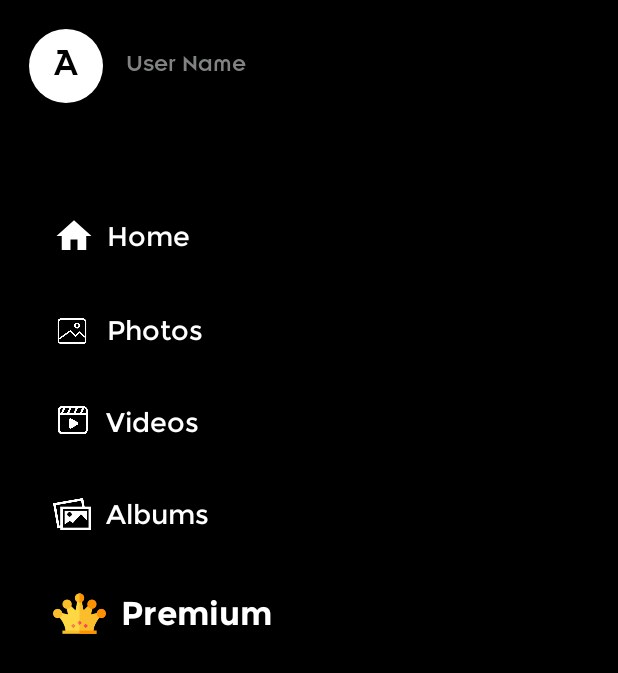
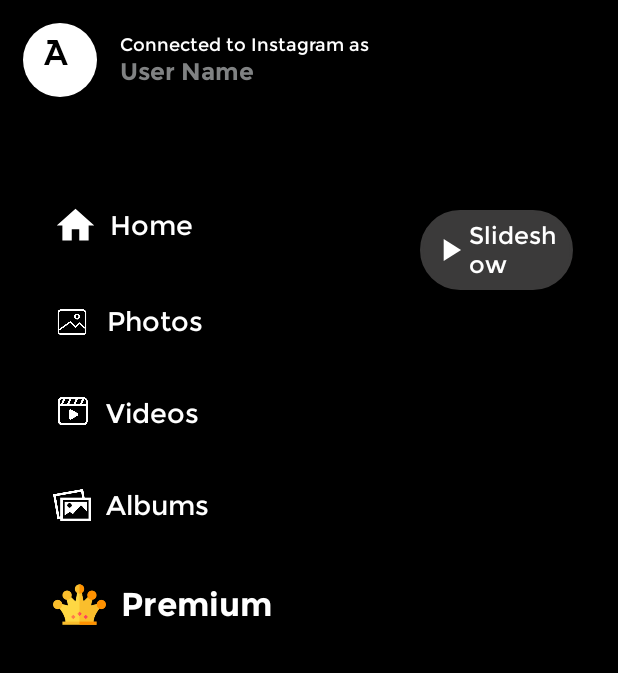
Before and after one commit to Asim-altitude/Xmooth, an Android app: the layout activity_main.xml on its own in the app's theme, with its tools: preview values and no code run, on a phone screen of 412 x 824 dp. Shown: the top 673 px of the screen. Run offline under Robolectric (Android 15) with nearby library versions, the phone set to English and light mode, and no system bars.

Commit message:
UI Revamp Side Menu DONE Premium Restrictions DONE Slideshow DONE INAPP Tested

```diff
--- a/app/build.gradle
+++ b/app/build.gradle
@@ -8,8 +8,8 @@ android {
         applicationId "com.smilieideas.xmooth"
         minSdkVersion 21
         targetSdkVersion 34
-        versionCode 5
-        versionName "1.4"
+        versionCode 6
+        versionName "1.5"
         testInstrumentationRunner "androidx.test.runner.AndroidJUnitRunner"
     }
     buildTypes {
--- a/app/src/main/AndroidManifest.xml
+++ b/app/src/main/AndroidManifest.xml
@@ -36,6 +36,7 @@
         <activity android:name="com.smilieideas.xmooth.VideoScreen" android:screenOrientation="landscape"></activity>
         <activity android:name="com.smilieideas.xmooth.ImageViewScreen" android:screenOrientation="landscape" />
         <activity android:name="com.smilieideas.xmooth.MainActivity"
+            android:screenOrientation="landscape"
             android:exported="false">
 
         </activity>
--- a/app/src/main/res/layout/activity_main.xml
+++ b/app/src/main/res/layout/activity_main.xml
@@ -15,7 +15,7 @@
         >
 
         <ScrollView
-            android:layout_width="250dp"
+            android:layout_width="260dp"
             android:layout_height="match_parent"
             android:gravity="center"
             >
@@ -33,7 +33,7 @@
                     android:layout_height="wrap_content"
                     android:orientation="horizontal"
                     android:gravity="center_vertical"
-                    android:padding="4dp"
+
                     android:id="@+id/profile_view"
                     android:background="@drawable/menu_item_selector"
                     >
@@ -54,8 +54,8 @@
 
                         <com.smilieideas.xmooth.views.CustomTextView
                             android:id="@+id/initial_text"
-                            android:layout_width="60dp"
-                            android:layout_height="60dp"
+                            android:layout_width="55dp"
+                            android:layout_height="55dp"
                             android:focusable="false"
                             android:text="A"
                             android:gravity="center"
@@ -75,6 +75,19 @@
                         android:orientation="vertical"
                         >
                         <com.smilieideas.xmooth.views.CustomTextView
+                            android:id="@+id/email_text"
+                            android:layout_width="wrap_content"
+                            android:layout_height="wrap_content"
+                            android:focusable="false"
+                            android:text="Connected to Instagram as"
+                            android:textAllCaps="false"
+                            android:textColor="@color/white"
+                            android:textSize="12sp"
+                            android:visibility="visible"
+                            android:layout_marginLeft="10dp"
+                            app:custom_font="Montserrat_Regular.ttf"></com.smilieideas.xmooth.views.CustomTextView>
+
+                        <com.smilieideas.xmooth.views.CustomTextView
                             android:id="@+id/name_text"
                             android:layout_width="wrap_content"
                             android:layout_height="wrap_content"
@@ -85,20 +98,8 @@
                             android:textSize="16sp"
                             android:textStyle="bold"
                             android:layout_marginLeft="10dp"
-                            app:custom_font="insignia_roman.ttf"></com.smilieideas.xmooth.views.CustomTextView>
+                            app:custom_font="Montserrat_Bold.ttf"></com.smilieideas.xmooth.views.CustomTextView>
 
-                        <com.smilieideas.xmooth.views.CustomTextView
-                            android:id="@+id/email_text"
-                            android:layout_width="wrap_content"
-                            android:layout_height="wrap_content"
-                            android:focusable="false"
-                            android:text="User Name"
-                            android:textAllCaps="false"
-                            android:textColor="@color/grey"
-                            android:textSize="14sp"
-                            android:visibility="gone"
-                            android:layout_marginLeft="10dp"
-                            app:custom_font="Montserrat_Regular.ttf"></com.smilieideas.xmooth.views.CustomTextView>
 
                     </LinearLayout>
 
@@ -176,8 +177,8 @@
 
                     >
                     <ImageView
-                        android:layout_width="28dp"
-                        android:layout_height="28dp"
+                        android:layout_width="30dp"
+                        android:layout_height="30dp"
                         android:src="@drawable/baseline_home_24"
                         app:tint="@color/white"
                         android:focusable="false"
@@ -350,10 +351,17 @@
 
               >
 
+              <androidx.recyclerview.widget.RecyclerView
+                android:layout_width="match_parent"
+                android:layout_height="120dp"
+                android:id="@+id/videoList"
+                android:visibility="visible"
+                />
+
               <RelativeLayout
                   android:layout_width="match_parent"
                   android:layout_height="wrap_content"
-                  android:visibility="gone"
+                  android:visibility="visible"
                   >
 
                   <LinearLayout
@@ -377,6 +385,7 @@
                           android:nextFocusDown="@id/itemGridList"
                           android:orientation="horizontal"
                           android:layout_marginRight="10dp"
+                          android:visibility="gone"
                           android:padding="10dp">
 
                           <ImageView
@@ -402,12 +411,12 @@
                           android:layout_height="wrap_content"
                           android:background="@drawable/nav_item_selector"
                           android:gravity="center_vertical"
-                          android:nextFocusLeft="@id/refrshLay"
-                          android:nextFocusRight="@id/designLay"
+                          android:nextFocusLeft="@id/home_btn"
+                          android:nextFocusRight="@id/home_btn"
                           android:nextFocusDown="@id/itemGridList"
                           android:orientation="horizontal"
                           android:layout_marginRight="10dp"
-                          android:padding="10dp">
+                          android:padding="7dp">
 
                           <ImageView
                               android:layout_width="25dp"
@@ -436,6 +445,7 @@
                           android:nextFocusLeft="@id/slideshowLay"
                           android:nextFocusDown="@id/itemGridList"
                           android:orientation="horizontal"
+                          android:visibility="gone"
                           android:padding="10dp">
 
                           <ImageView
@@ -465,13 +475,6 @@
 
 
               <androidx.recyclerview.widget.RecyclerView
-                android:layout_width="match_parent"
-                android:layout_height="120dp"
-                android:id="@+id/videoList"
-                android:visibility="visible"
-                />
-
-            <androidx.recyclerview.widget.RecyclerView
                 android:layout_width="match_parent"
                 android:layout_height="match_parent"
                 android:id="@+id/itemGridList"
--- a/app/src/main/res/layout/activity_slide_show_screen.xml
+++ b/app/src/main/res/layout/activity_slide_show_screen.xml
@@ -14,7 +14,7 @@
       android:layout_height="match_parent"
       android:id="@+id/bg"
       android:scaleType="centerCrop"
-      android:visibility="visible"
+      android:visibility="gone"
       />
 
   <View
```
Also changed, not shown: app/src/main/java/com/smilieideas/xmooth/MainActivity.java (+31 -3 lines), app/src/main/java/com/smilieideas/xmooth/VideoScreen.java (+14 -4 lines), app/src/main/java/com/smilieideas/xmooth/adapter/PhotoAdapter.java (+15 -0 lines), app/src/main/java/com/smilieideas/xmooth/model/SearchDataClass.java (+12 -1 lines), app/src/main/java/com/smilieideas/xmooth/slideshow/SliderAdapter.java (+40 -2 lines), app/src/main/res/layout/mobile_image_item_row.xml (added, +61 -0 lines), app/src/main/res/layout/slider_layout.xml (+11 -0 lines), 1 other file.
